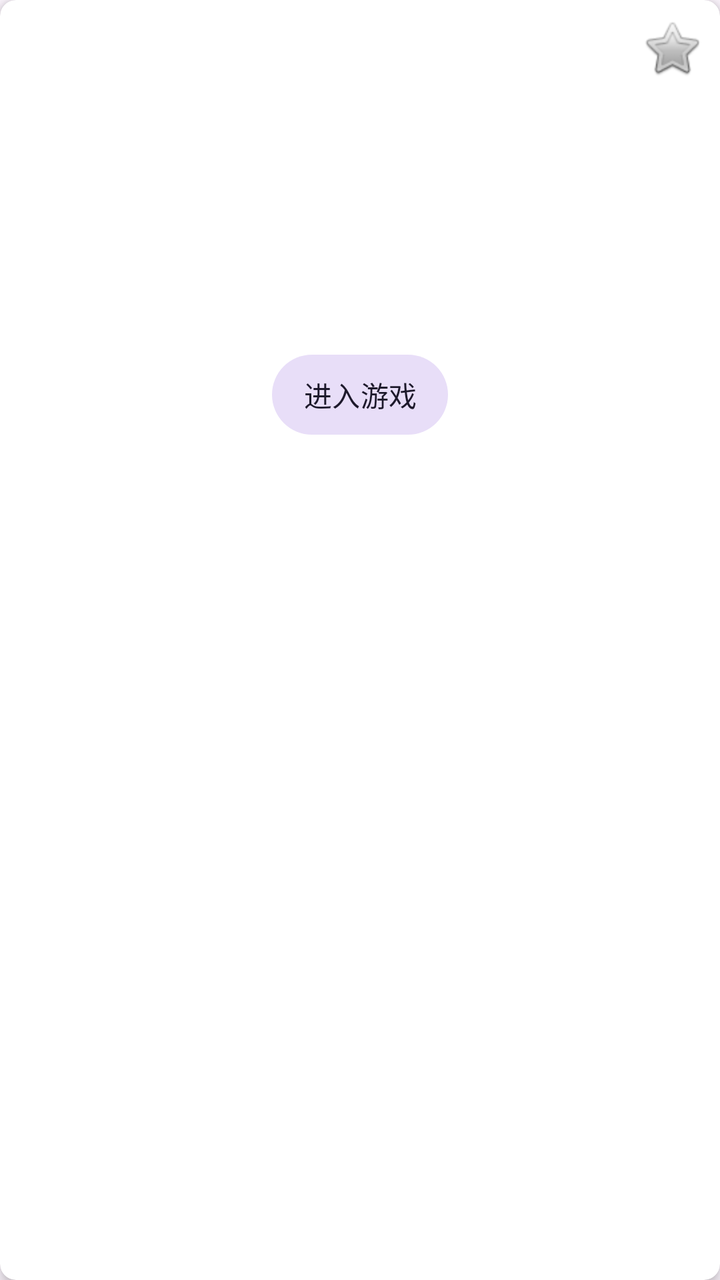
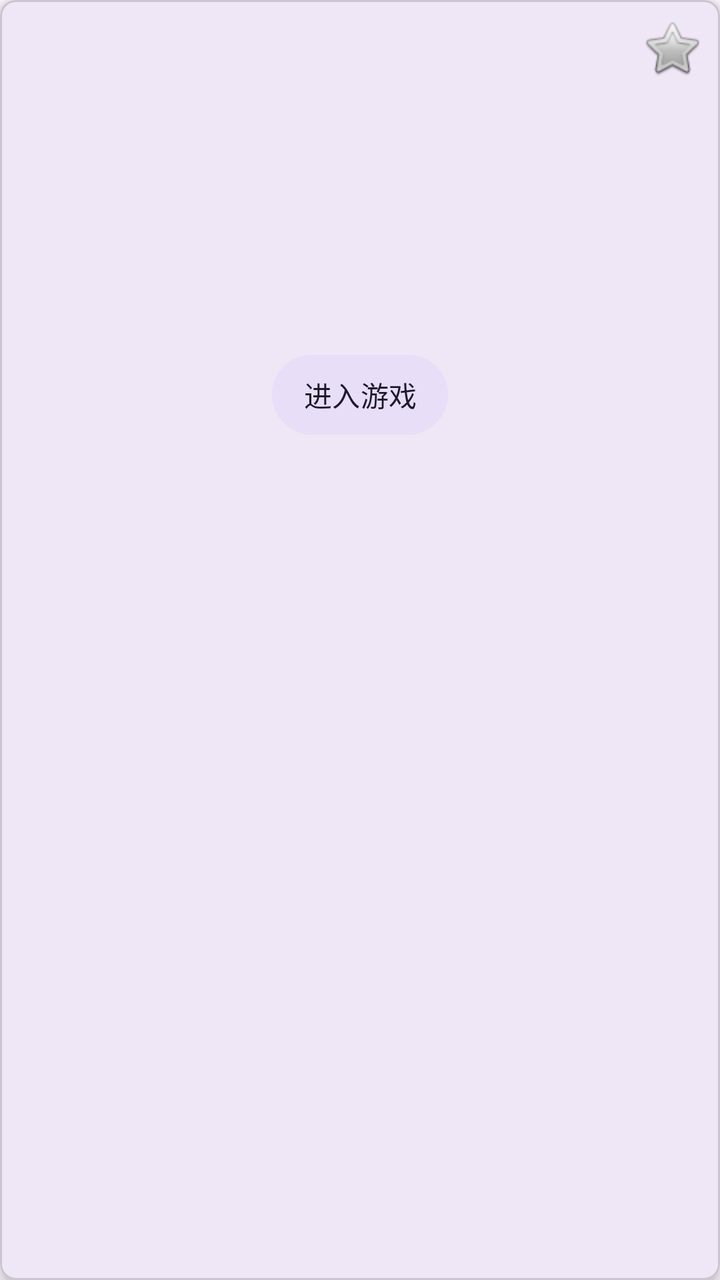

Compare the two renders of this Android layout. The source of the first and the diff that turns it into the second are given below.
<!-- AndroidManifest.xml: application theme Theme.GameCenterApp -->
<!-- res/layout/item_game_card.xml -->
<?xml version="1.0" encoding="utf-8"?>
<androidx.cardview.widget.CardView xmlns:android="http://schemas.android.com/apk/res/android"
    xmlns:app="http://schemas.android.com/apk/res-auto"
    android:layout_width="match_parent"
    android:layout_height="wrap_content"
    android:layout_margin="8dp"
    app:cardCornerRadius="8dp"
    app:cardElevation="4dp">

    <FrameLayout
        android:layout_width="match_parent"
        android:layout_height="wrap_content">

        <LinearLayout
            android:layout_width="match_parent"
            android:layout_height="wrap_content"
            android:gravity="center"
            android:orientation="vertical"
            android:paddingStart="18dp"
            android:paddingTop="20dp"
            android:paddingEnd="18dp"
            android:paddingBottom="18dp">

            <ImageView
                android:id="@+id/iv_game_icon"
                android:layout_width="64dp"
                android:layout_height="64dp"
                android:contentDescription="game icon" />

            <TextView
                android:id="@+id/tv_game_name"
                android:layout_width="match_parent"
                android:layout_height="wrap_content"
                android:layout_marginTop="12dp"
                android:ellipsize="end"
                android:gravity="center"
                android:maxLines="1"
                android:textColor="?android:attr/textColorPrimary"
                android:textSize="18sp"
                android:textStyle="bold" />

            <TextView
                android:id="@+id/tv_game_desc"
                android:layout_width="match_parent"
                android:layout_height="wrap_content"
                android:layout_marginTop="4dp"
                android:ellipsize="end"
                android:gravity="center"
                android:maxLines="1"
                android:textColor="?attr/colorOnSurfaceVariant"
                android:textSize="12sp" />

            <TextView
                android:id="@+id/tv_game_meta"
                android:layout_width="match_parent"
                android:layout_height="wrap_content"
                android:layout_marginTop="6dp"
                android:ellipsize="end"
                android:gravity="center"
                android:maxLines="1"
                android:textColor="?attr/colorOnSurfaceVariant"
                android:textSize="11sp" />

            <com.google.android.material.button.MaterialButton
                android:id="@+id/btn_enter"
                style="@style/Widget.GameCenter.Button.Tonal"
                android:layout_width="wrap_content"
                android:layout_height="48dp"
                android:layout_marginTop="12dp"
                android:text="@string/game_entrance" />

        </LinearLayout>

        <ImageButton
            android:id="@+id/btn_favorite"
            android:layout_width="40dp"
            android:layout_height="40dp"
            android:layout_gravity="top|end"
            android:layout_marginTop="4dp"
            android:layout_marginEnd="4dp"
            android:background="?attr/selectableItemBackgroundBorderless"
            android:contentDescription="收藏"
            android:padding="8dp"
            android:src="@android:drawable/btn_star_big_off" />

    </FrameLayout>

</androidx.cardview.widget.CardView>
<!-- resources referenced by this layout -->
<resources>
  <string name="game_entrance">进入游戏</string>
  <style name="Widget.GameCenter.Button.Tonal" parent="Widget.Material3.Button.TonalButton">
          <item name="android:minHeight">48dp</item>
          <item name="minHeight">48dp</item>
          <item name="android:paddingTop">6dp</item>
          <item name="android:paddingBottom">6dp</item>
          <item name="android:paddingStart">12dp</item>
          <item name="android:paddingEnd">12dp</item>
          <item name="android:includeFontPadding">true</item>
          <item name="android:maxLines">2</item>
          <item name="android:ellipsize">end</item>
          <item name="android:textAllCaps">false</item>
      </style>
  <style name="Theme.GameCenterApp" parent="Theme.Material3.DayNight.NoActionBar">
          <item name="colorPrimary">@color/md_theme_light_primary</item>
          <item name="colorOnPrimary">@color/md_theme_light_on_primary</item>
          <item name="colorPrimaryContainer">@color/md_theme_light_primary_container</item>
          <item name="colorOnPrimaryContainer">@color/md_theme_light_on_primary_container</item>
          <item name="colorSecondary">@color/md_theme_light_secondary</item>
          <item name="colorOnSecondary">@color/md_theme_light_on_secondary</item>
          <item name="colorSecondaryContainer">@color/md_theme_light_secondary_container</item>
          <item name="colorOnSecondaryContainer">@color/md_theme_light_on_secondary_container</item>
          <item name="colorSurface">@color/md_theme_light_surface</item>
          <item name="colorOnSurface">@color/md_theme_light_on_surface</item>
          <item name="colorOnSurfaceVariant">@color/md_theme_light_on_surface_variant</item>
          <item name="android:colorBackground">@color/md_theme_light_background</item>
          <item name="android:statusBarColor">@color/md_theme_light_surface</item>
          <item name="android:navigationBarColor">@color/md_theme_light_surface</item>
          <item name="android:windowLightStatusBar">true</item>
          <item name="materialButtonStyle">@style/Widget.GameCenter.Button</item>
          <item name="android:buttonStyle">@style/Widget.GameCenter.PlatformButton</item>
      </style>
  <color name="md_theme_light_primary">#6750A4</color>
  <color name="md_theme_light_on_primary">#FFFFFF</color>
  <color name="md_theme_light_primary_container">#EADDFF</color>
  <color name="md_theme_light_on_primary_container">#21005D</color>
  <color name="md_theme_light_secondary">#625B71</color>
  <color name="md_theme_light_on_secondary">#FFFFFF</color>
  <color name="md_theme_light_secondary_container">#E8DEF8</color>
  <color name="md_theme_light_on_secondary_container">#1D192B</color>
  <color name="md_theme_light_surface">#FEF7FF</color>
  <color name="md_theme_light_on_surface">#1D1B20</color>
  <color name="md_theme_light_on_surface_variant">#49454F</color>
  <color name="md_theme_light_background">#FEF7FF</color>
  <style name="Widget.GameCenter.Button" parent="Widget.Material3.Button">
          <item name="android:minHeight">48dp</item>
          <item name="minHeight">48dp</item>
          <item name="android:paddingTop">6dp</item>
          <item name="android:paddingBottom">6dp</item>
          <item name="android:paddingStart">12dp</item>
          <item name="android:paddingEnd">12dp</item>
          <item name="android:includeFontPadding">true</item>
          <item name="android:maxLines">2</item>
          <item name="android:ellipsize">end</item>
          <item name="android:textAllCaps">false</item>
      </style>
  <style name="Widget.GameCenter.PlatformButton" parent="@android:style/Widget.Material.Button">
          <item name="android:minHeight">44dp</item>
          <item name="android:paddingTop">4dp</item>
          <item name="android:paddingBottom">4dp</item>
          <item name="android:includeFontPadding">true</item>
          <item name="android:maxLines">2</item>
          <item name="android:ellipsize">end</item>
          <item name="android:textAllCaps">false</item>
      </style>
</resources>

<!-- the commit's change to res/layout/item_game_card.xml (unified diff, before → after) -->
@@ -1,5 +1,5 @@
 <?xml version="1.0" encoding="utf-8"?>
-<androidx.cardview.widget.CardView xmlns:android="http://schemas.android.com/apk/res/android"
+<com.google.android.material.card.MaterialCardView xmlns:android="http://schemas.android.com/apk/res/android"
     xmlns:app="http://schemas.android.com/apk/res-auto"
     android:layout_width="match_parent"
     android:layout_height="wrap_content"
@@ -85,4 +85,4 @@
 
     </FrameLayout>
 
-</androidx.cardview.widget.CardView>
+</com.google.android.material.card.MaterialCardView>
